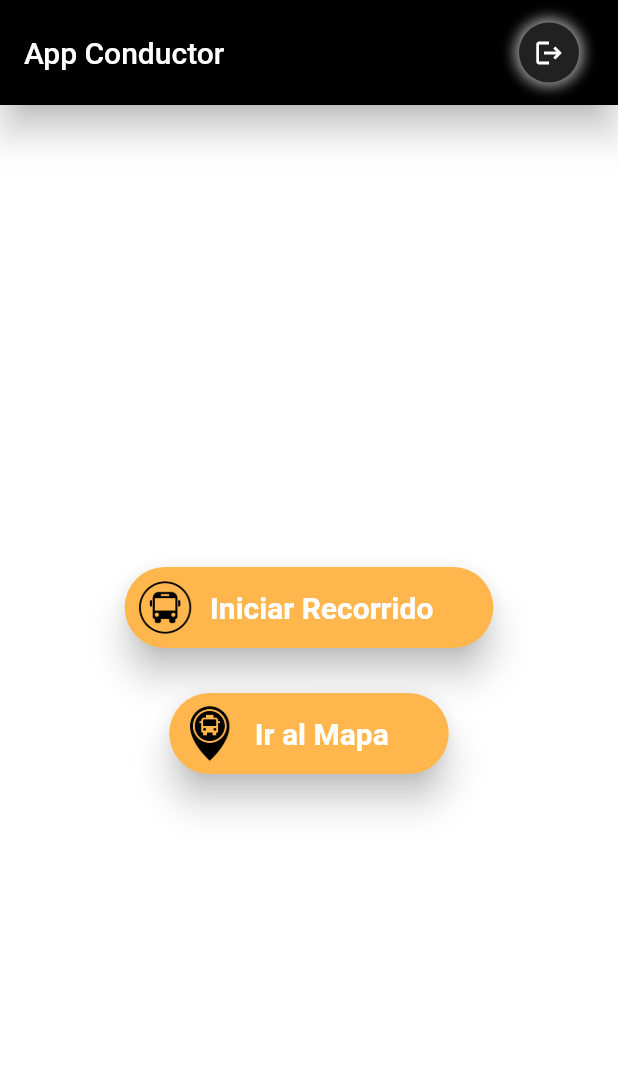
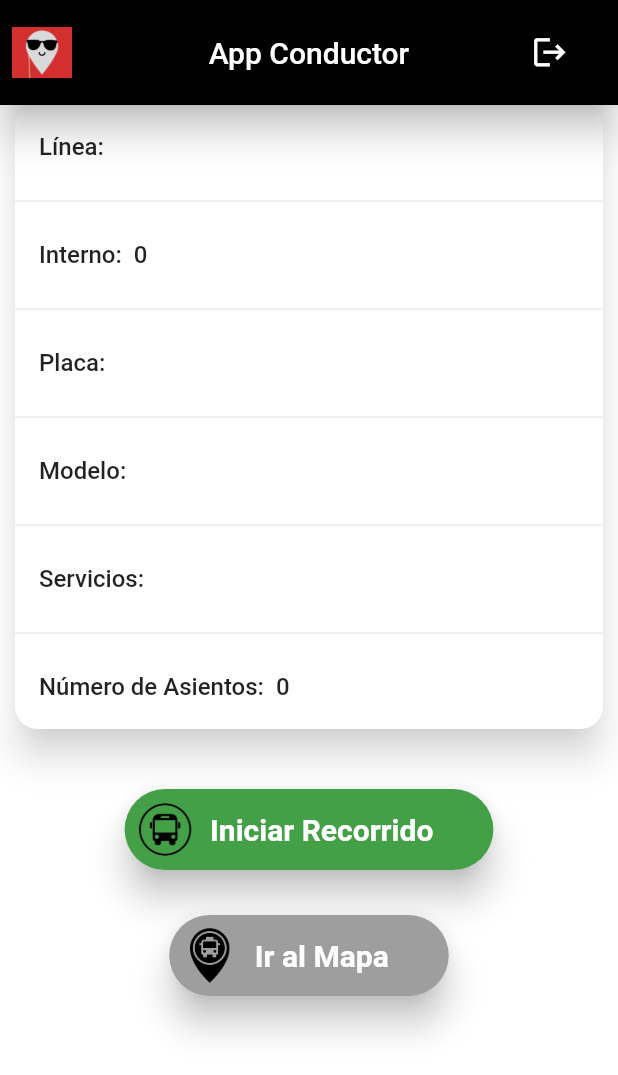
Before and after one commit to Nicole-Hf/ProyectoSwFlutter, a Flutter app: the HomePage screen opened by its route, on a phone screen of 412 x 824 dp. Shown: the top 1075 px of the screen. Run offline on Flutter 3.47's test engine with Material 2 defaults, Android fonts, the phone set to English and light mode, and no system bars; our stand-ins replace flutter_typeahead, shared_preferences; accounts and stored records are empty; network calls fail.

Commit message:
pantalla principal conductor

```diff
--- /dev/null
+++ b/lib/models/bus.dart
@@ -0,0 +1,49 @@
+import 'dart:convert';
+
+List<Bus> busFromJson(String str) => List<Bus>.from(json.decode(str).map((x) => Bus.fromJson(x)));
+
+String busToJson(List<Bus> data) => json.encode(List<dynamic>.from(data.map((x) => x.toJson())));
+
+class Bus {
+  Bus({
+    required this.id,
+    required this.placa,
+    required this.modelo,
+    required this.servicios,
+    required this.interno,
+    required this.capacidad,
+    required this.conductor,
+    required this.linea,
+  });
+
+  final int id;
+  final String placa;
+  final String modelo;
+  final String servicios;
+  final String interno;
+  final String capacidad;
+  final String conductor;
+  final String linea;
+
+  factory Bus.fromJson(Map<String, dynamic> json) => Bus(
+    id: json["id"],
+    placa: json["placa"],
+    modelo: json["modelo"],
+    servicios: json["servicios"],
+    interno: json["interno"],
+    capacidad: json["capacidad"],
+    conductor: json["conductor"],
+    linea: json["linea"],
+  );
+
+  Map<String, dynamic> toJson() => {
+    "id": id,
+    "placa": placa,
+    "modelo": modelo,
+    "servicios": servicios,
+    "interno": interno,
+    "capacidad": capacidad,
+    "conductor": conductor,
+    "linea": linea,
+  };
+}
--- a/lib/pages/bus_page.dart
+++ b/lib/pages/bus_page.dart
@@ -28,7 +28,19 @@ class _BusPageState extends State<BusPage> {
 
   createBusPressed() async {
     http.Response response = await LineaController.createBus(_placa, _modelo, _servicios, _interno, _capacidad);
+    var data = json.decode(response.body);
+
+    http.Response responseBus = await LineaController.getBus();
+    var dataBus = json.decode(responseBus.body);
+
     if (response.statusCode == 401) {
+      interno = dataBus['interno'];
+      placa = dataBus['placa'];
+      modelo = dataBus['modelo'];
+      capacidad = dataBus['capacidad'];
+      servicios = dataBus['servicios'];
+      lineaName = dataBus['linea'];
+
       Navigator.push(
         context,
         MaterialPageRoute(
@@ -96,6 +108,7 @@ class _BusPageState extends State<BusPage> {
                               _typeAheadController.text = suggestion.linea;
                               setState(() {
                                 idLinea = linea.id;
+                                lineaName = linea.linea;
                               });
                               // ignore: avoid_print
                               print('Linea id: $idLinea');
--- a/lib/pages/home_page.dart
+++ b/lib/pages/home_page.dart
@@ -1,5 +1,9 @@
 import 'package:flutter/cupertino.dart';
 import 'package:flutter/material.dart';
+// ignore: import_of_legacy_library_into_null_safe
+import 'package:rutas_microbuses/utils/variables.dart';
+
+import 'login_page.dart';
 
 class HomePage extends StatefulWidget{
   const HomePage({Key? key}) : super(key: key);
@@ -17,21 +21,26 @@ class _HomePageState extends State<HomePage> {
         backgroundColor: Colors.black,
         elevation: 10,
         toolbarHeight: 70,
+        leading: Padding(
+          padding: const EdgeInsets.all(8.0),
+          child: Image.asset("assets/images/logo_app.jpeg",)
+        ),
+        centerTitle: true,
         title: const Text('App Conductor'),
         actions: [
           Container(
             height: 40,
             width: 40,
             alignment: Alignment.center,
-            decoration: BoxDecoration(
-              // ignore: prefer_const_literals_to_create_immutables
-              boxShadow: [
-                const BoxShadow(blurRadius: 7, spreadRadius: 3, color: Colors.grey)
-              ],
-              shape: BoxShape.circle,
-              color: Colors.grey.shade900
+            child: IconButton(
+              icon: const Icon(Icons.logout, size: 25),
+              onPressed: () {
+                Navigator.of(context).pushAndRemoveUntil(
+                  MaterialPageRoute(builder: (context) => const LoginPage()),
+                  (route) => false
+                );
+              },
             ),
-            child: const Icon(Icons.logout, size: 20),
           ),
           const SizedBox(width: 26)
         ],
@@ -41,8 +50,60 @@ class _HomePageState extends State<HomePage> {
         fit: StackFit.expand,
         children: <Widget>[
           Column(
-            mainAxisAlignment: MainAxisAlignment.center,
+            //mainAxisAlignment: MainAxisAlignment.center,
             children: <Widget>[
+              Card(
+                margin: const EdgeInsets.only(left: 10, right: 10),
+                elevation: 10,
+                shadowColor: Colors.grey.withOpacity(0.5),
+                shape: RoundedRectangleBorder(borderRadius: BorderRadius.circular(15.0),),
+                child: Column(
+                  children: [
+                    ListTile(
+                      title: Text(
+                        'Línea:  $lineaName',
+                        style: const TextStyle(fontWeight: FontWeight.w500),
+                      ),
+                    ),
+                    const Divider(),
+                    ListTile(
+                      title: Text(
+                        'Interno:  $interno',
+                        style: const TextStyle(fontWeight: FontWeight.w500),
+                      ),
+                    ),
+                    const Divider(),
+                    ListTile(
+                      title: Text(
+                        'Placa:  $placa',
+                        style: const TextStyle(fontWeight: FontWeight.w500),
+                      ),
+                    ),
+                    const Divider(),
+                    ListTile(
+                      title: Text(
+                        'Modelo:  $modelo',
+                        style: const TextStyle(fontWeight: FontWeight.w500),
+                      ),
+                    ),
+                    const Divider(),
+                    ListTile(
+                      title: Text(
+                        'Servicios:  $servicios',
+                        style: const TextStyle(fontWeight: FontWeight.w500),
+                      ),
+                    ),
+                    const Divider(),
+                    ListTile(
+                      title: Text(
+                        'Número de Asientos:  $capacidad',
+                        style: const TextStyle(fontWeight: FontWeight.w500),
+                      ),
+                    ),
+                  ],
+                ),
+              ),
+              const SizedBox(height: 40,),
               // ignore: deprecated_member_use
               RaisedButton(
                 elevation: 10.0,
@@ -65,7 +126,7 @@ class _HomePageState extends State<HomePage> {
                   ],
                 ),
                 textColor: Colors.white,
-                color: Colors.orange.shade300,
+                color: Colors.green.shade600,
 
               ),
               Padding(
@@ -92,7 +153,7 @@ class _HomePageState extends State<HomePage> {
                     ],
                   ),
                   textColor: Colors.white,
-                  color: Colors.orange.shade300,
+                  color: Colors.grey.shade500,
                 ),
               )
             ],
--- a/lib/pages/login_page.dart
+++ b/lib/pages/login_page.dart
@@ -3,6 +3,7 @@ import 'package:flutter/cupertino.dart';
 import 'package:flutter/material.dart';
 // ignore: import_of_legacy_library_into_null_safe
 import 'package:http/http.dart' as http;
+import 'package:rutas_microbuses/controllers/linea_controller.dart';
 import 'package:rutas_microbuses/pages/home_page.dart';
 import 'package:rutas_microbuses/pages/register_page.dart';
 import 'package:rutas_microbuses/services/auth_services.dart';
@@ -26,8 +27,20 @@ class _LoginPageState extends State<LoginPage> {
       http.Response response = await AuthServices.login(_email, _password);
       Map responseMap = jsonDecode(response.body);
       var dataUser = json.decode(response.body);
+
+      http.Response responseBus = await LineaController.getBus();
+      var dataBus = json.decode(responseBus.body);
+
       if (response.statusCode == 200) {
         idConductor = dataUser['user']['conductor_id'];
+        username = dataUser['user']['name'];
+
+        interno = dataBus['interno'];
+        placa = dataBus['placa'];
+        modelo = dataBus['modelo'];
+        capacidad = dataBus['capacidad'];
+        servicios = dataBus['servicios'];
+        lineaName = dataBus['linea'];
         // ignore: avoid_print
         print('Conductor id: $idConductor');
         Navigator.push(
--- a/lib/pages/register_page.dart
+++ b/lib/pages/register_page.dart
@@ -30,6 +30,7 @@ class _RegisterPageState extends State<RegisterPage> {
       var dataUser = json.decode(response.body);
       if (response.statusCode == 401) {
         idConductor = dataUser['user']['conductor_id'];
+        username = dataUser['user']['name'];
         // ignore: avoid_print
         print('Conductor id: $idConductor');
         Navigator.push(
--- a/lib/utils/variables.dart
+++ b/lib/utils/variables.dart
@@ -1,4 +1,9 @@
-// ignore: non_constant_identifier_names
-String user_type = '';
+int idConductor = 0;
+String username = "";
 int idLinea = 0;
-int idConductor = 0;
+String lineaName = "";
+int interno = 0;
+int capacidad = 0;
+String placa = "";
+String servicios = "";
+String modelo = "";
```
Also changed, not shown: lib/controllers/linea_controller.dart (+9 -0 lines).
